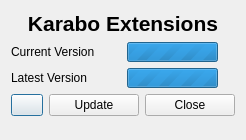
This is src/pythonGui/karabogui/dialogs/update_dialog.ui in European-XFEL/Karabo as Qt 5 draws it before an edit. The edited form follows.
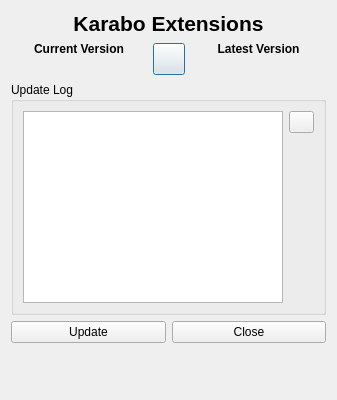
This is the edited form.

```diff
--- a/src/pythonGui/karabogui/dialogs/update_dialog.ui
+++ b/src/pythonGui/karabogui/dialogs/update_dialog.ui
@@ -6,8 +6,8 @@
    <rect>
     <x>0</x>
     <y>0</y>
-    <width>246</width>
-    <height>140</height>
+    <width>337</width>
+    <height>400</height>
    </rect>
   </property>
   <property name="sizePolicy">
@@ -31,13 +31,13 @@
   <property name="windowTitle">
    <string>Check for Updates</string>
   </property>
-  <layout class="QVBoxLayout" name="verticalLayout">
+  <layout class="QVBoxLayout" name="verticalLayout_4">
    <item>
     <widget class="QLabel" name="label_3">
      <property name="maximumSize">
       <size>
        <width>16777215</width>
-       <height>25</height>
+       <height>16777215</height>
       </size>
      </property>
      <property name="font">
@@ -53,11 +53,16 @@
      <property name="alignment">
       <set>Qt::AlignCenter</set>
      </property>
+     <property name="margin">
+      <number>15</number>
+     </property>
     </widget>
    </item>
    <item>
     <layout class="QHBoxLayout" name="horizontalLayout_2">
      <item>
+      <layout class="QVBoxLayout" name="verticalLayout">
+       <item>
       <widget class="QLabel" name="label">
        <property name="minimumSize">
         <size>
@@ -67,34 +72,21 @@
        </property>
        <property name="maximumSize">
         <size>
-         <width>110</width>
+           <width>16777215</width>
          <height>16777215</height>
         </size>
        </property>
+         <property name="font">
+          <font>
+           <weight>75</weight>
+           <bold>true</bold>
+          </font>
+         </property>
        <property name="text">
         <string>Current Version</string>
        </property>
-      </widget>
-     </item>
-     <item>
-      <widget class="QProgressBar" name="pb_current">
-       <property name="sizePolicy">
-        <sizepolicy hsizetype="Preferred" vsizetype="Fixed">
-         <horstretch>0</horstretch>
-         <verstretch>0</verstretch>
-        </sizepolicy>
-       </property>
-       <property name="maximumSize">
-        <size>
-         <width>16777215</width>
-         <height>20</height>
-        </size>
-       </property>
-       <property name="maximum">
-        <number>0</number>
-       </property>
-       <property name="value">
-        <number>0</number>
+         <property name="alignment">
+          <set>Qt::AlignCenter</set>
        </property>
       </widget>
      </item>
@@ -123,7 +115,20 @@
     </layout>
    </item>
    <item>
-    <layout class="QHBoxLayout" name="horizontalLayout_3">
+      <widget class="QPushButton" name="bt_refresh">
+       <property name="maximumSize">
+        <size>
+         <width>32</width>
+         <height>32</height>
+        </size>
+       </property>
+       <property name="text">
+        <string/>
+       </property>
+      </widget>
+     </item>
+     <item>
+      <layout class="QVBoxLayout" name="verticalLayout_3">
      <item>
       <widget class="QLabel" name="label_2">
        <property name="minimumSize">
@@ -134,34 +139,21 @@
        </property>
        <property name="maximumSize">
         <size>
-         <width>110</width>
+           <width>16777215</width>
          <height>16777215</height>
         </size>
        </property>
+         <property name="font">
+          <font>
+           <weight>75</weight>
+           <bold>true</bold>
+          </font>
+         </property>
        <property name="text">
         <string>Latest Version</string>
        </property>
-      </widget>
-     </item>
-     <item>
-      <widget class="QProgressBar" name="pb_latest">
-       <property name="sizePolicy">
-        <sizepolicy hsizetype="Preferred" vsizetype="Fixed">
-         <horstretch>0</horstretch>
-         <verstretch>0</verstretch>
-        </sizepolicy>
-       </property>
-       <property name="maximumSize">
-        <size>
-         <width>16777215</width>
-         <height>20</height>
-        </size>
-       </property>
-       <property name="maximum">
-        <number>0</number>
-       </property>
-       <property name="value">
-        <number>0</number>
+         <property name="alignment">
+          <set>Qt::AlignCenter</set>
        </property>
       </widget>
      </item>
@@ -189,21 +181,56 @@
      </item>
     </layout>
    </item>
+    </layout>
+   </item>
+   <item>
+    <widget class="QGroupBox" name="groupBox">
+     <property name="title">
+      <string>Update Log</string>
+     </property>
+     <layout class="QHBoxLayout" name="horizontalLayout_5">
+      <item>
+       <layout class="QHBoxLayout" name="horizontalLayout_4">
+        <item>
+         <widget class="QTextEdit" name="ed_log"/>
+        </item>
+        <item>
+         <layout class="QVBoxLayout" name="verticalLayout_2">
+          <item>
+           <widget class="QPushButton" name="bt_clear_log">
+            <property name="maximumSize">
+             <size>
+              <width>25</width>
+              <height>25</height>
+             </size>
+            </property>
+            <property name="text">
+             <string/>
+            </property>
+           </widget>
+          </item>
+          <item>
+           <spacer name="verticalSpacer_2">
+            <property name="orientation">
+             <enum>Qt::Vertical</enum>
+            </property>
+            <property name="sizeHint" stdset="0">
+             <size>
+              <width>20</width>
+              <height>40</height>
+             </size>
+            </property>
+           </spacer>
+          </item>
+         </layout>
+        </item>
+       </layout>
+      </item>
+     </layout>
+    </widget>
+   </item>
    <item>
     <layout class="QHBoxLayout" name="horizontalLayout">
-     <item>
-      <widget class="QPushButton" name="bt_refresh">
-       <property name="maximumSize">
-        <size>
-         <width>32</width>
-         <height>32</height>
-        </size>
-       </property>
-       <property name="text">
-        <string/>
-       </property>
-      </widget>
-     </item>
      <item>
       <widget class="QPushButton" name="bt_update">
        <property name="text">
@@ -227,7 +254,7 @@
      </property>
      <property name="sizeHint" stdset="0">
       <size>
-       <width>0</width>
+       <width>20</width>
        <height>0</height>
       </size>
      </property>
```
Left out of the diff: 10 changed lines with no effect on the pictures. Lines whose indentation alone changed are shown as unchanged.
